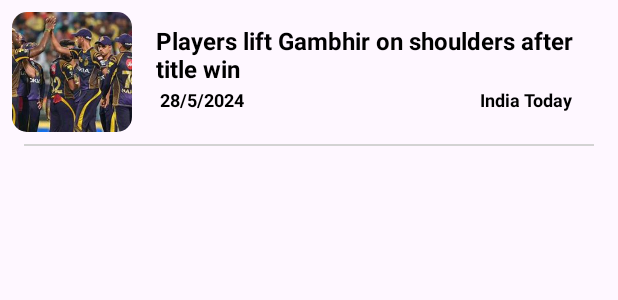
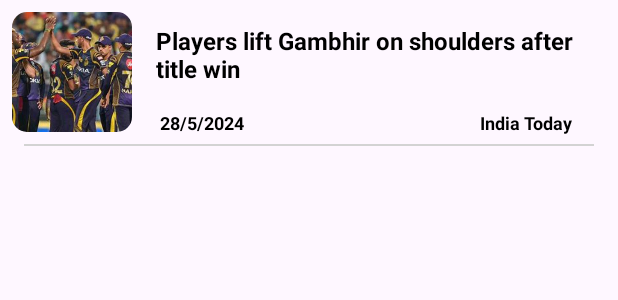
Before and after one commit to Project-Drop/TodayNews, an Android app built with Jetpack Compose: the layout list_item.xml on its own in the app's theme, with its tools: preview values and no code run, on a phone screen of 412 x 824 dp. Shown: the top 300 px of the screen. Run offline under Robolectric (Android 15) with nearby library versions, the phone set to English and light mode, and no system bars.

```diff
--- a/app/build.gradle.kts
+++ b/app/build.gradle.kts
@@ -71,4 +71,7 @@ dependencies {
     implementation(libs.news.api.kotlin)
 //    implementation ("io.reactivex.rxjava3:rxjava:3.1.4")
     implementation("io.reactivex.rxjava2:rxjava:2.0.1")
+
+    implementation("com.github.bumptech.glide:glide:4.14.2") // Use the latest version
+    annotationProcessor("com.github.bumptech.glide:compiler:4.14.2") // Use the latest version
 }
--- a/app/src/main/java/com/example/todaynews/ItemViewModel.kt
+++ b/app/src/main/java/com/example/todaynews/ItemViewModel.kt
@@ -1,5 +1,5 @@
 package com.example.todaynews
 
-data class ItemViewModel(val heading:String,val link:String) {
+data class ItemViewModel(val heading:String,val link:String,val time : String,val source :String,val image : String) {
 
 }
--- a/app/src/main/res/layout/list_item.xml
+++ b/app/src/main/res/layout/list_item.xml
@@ -42,7 +42,7 @@
             android:text="28/5/2024"
             app:layout_constraintEnd_toEndOf="parent"
             app:layout_constraintTop_toTopOf="parent"
-            android:layout_marginTop="50dp"
+            android:layout_marginTop="65dp"
             android:layout_marginEnd="241dp"
             />
 
@@ -55,7 +55,7 @@
         android:textStyle="bold"
         android:text="India Today"
         app:layout_constraintEnd_toEndOf="parent"
-        android:layout_marginTop="50dp"
+        android:layout_marginTop="65dp"
         android:layout_marginEnd="22dp"
         app:layout_constraintTop_toTopOf="parent"
         />
```
Also changed, not shown: app/src/main/java/com/example/todaynews/CustomAdapter.kt (+14 -1 lines), app/src/main/java/com/example/todaynews/NewsFragment.kt (+8 -3 lines), 7 other files.
